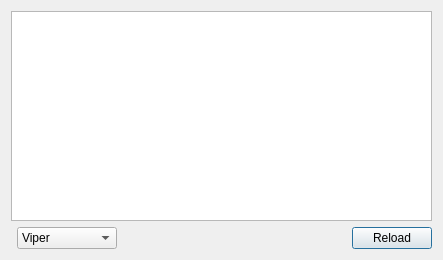
Old version of the form log.ui in the repository Audio4Linux/Viper4Linux-GUI.
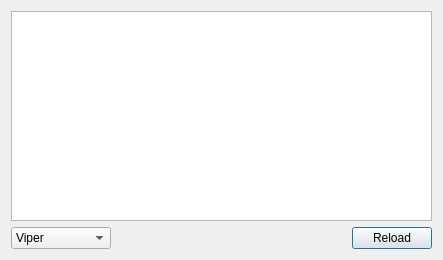
New version of the form.

Commit message: Improved config generator

What changed in the file:
```diff
--- a/log.ui
+++ b/log.ui
@@ -41,7 +41,7 @@
      </property>
     </spacer>
    </item>
-   <item row="1" column="1">
+   <item row="1" column="0">
     <widget class="QComboBox" name="select">
      <property name="minimumSize">
       <size>
```
The commit also changes 1 other file.
